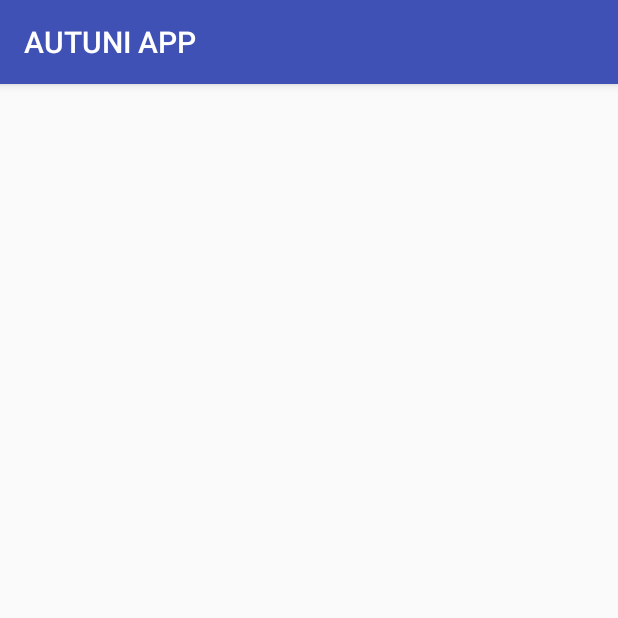
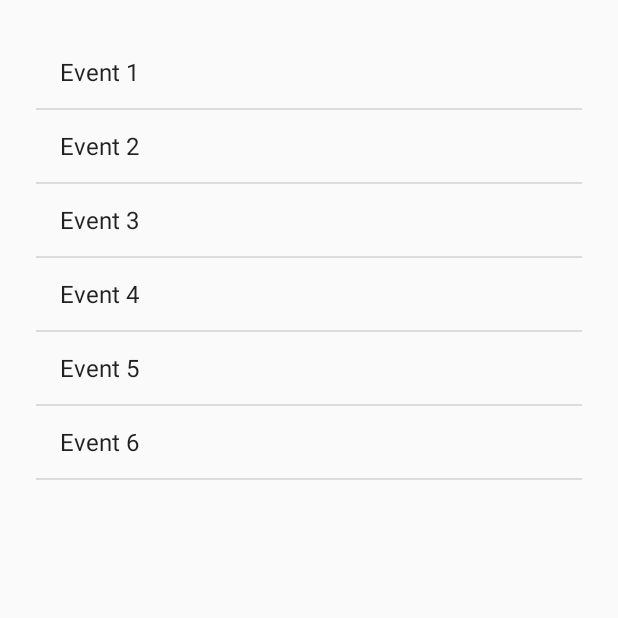
Before and after one commit to PhilipAUT/sdp2018, an Android app: the Events screen opened directly, with no data from a screen before it, on a phone screen of 412 x 824 dp, the top half of it. Run offline under Robolectric (Android 15) with nearby library versions, the phone set to English and light mode, and no system bars.

Commit message:
added events

```diff
--- a/app/src/main/java/com/aut/sdp2018/autuniapp/Events.java
+++ b/app/src/main/java/com/aut/sdp2018/autuniapp/Events.java
@@ -1,17 +1,29 @@
 package com.aut.sdp2018.autuniapp;
 
+import android.app.ListActivity;
 import android.support.v7.app.AppCompatActivity;
 import android.os.Bundle;
+import android.widget.ArrayAdapter;
+import android.widget.TextView;
 
-public class Events extends AppCompatActivity {
+public class Events extends ListActivity {
 
     @Override
     protected void onCreate(Bundle savedInstanceState) {
         super.onCreate(savedInstanceState);
         setContentView(R.layout.activity_events);
         System.out.print("Events Opened\n");
+
+
+        String[] eventsArray ={"Event 1","Event 2","Event 3","Event 4","Event 5","Event 6"};
+        ArrayAdapter<String> adapter = new ArrayAdapter<String>(this,android.R.layout.simple_list_item_1,eventsArray);
+        setListAdapter(adapter);
+
+
+
     }
 
 
 
+
 }
--- a/app/src/main/res/layout/activity_events.xml
+++ b/app/src/main/res/layout/activity_events.xml
@@ -4,11 +4,21 @@
     xmlns:tools="http://schemas.android.com/tools"
     android:layout_width="match_parent"
     android:layout_height="match_parent"
-    tools:context=".Events"
-    android:title="EVENTS AT AUT ">
+    android:title="EVENTS AT AUT "
+    tools:context=".Events">
 
-    <menu><item android:id="@+id/button3"
-        android:title="Event 1" />
-    </menu>
+
+    <ListView
+        android:id="@android:id/list"
+        android:layout_width="0dp"
+        android:layout_height="0dp"
+        android:layout_marginBottom="24dp"
+        android:layout_marginEnd="24dp"
+        android:layout_marginStart="24dp"
+        android:layout_marginTop="24dp"
+        app:layout_constraintBottom_toBottomOf="parent"
+        app:layout_constraintEnd_toEndOf="parent"
+        app:layout_constraintStart_toStartOf="parent"
+        app:layout_constraintTop_toTopOf="parent" />
 
 </android.support.constraint.ConstraintLayout>
```
